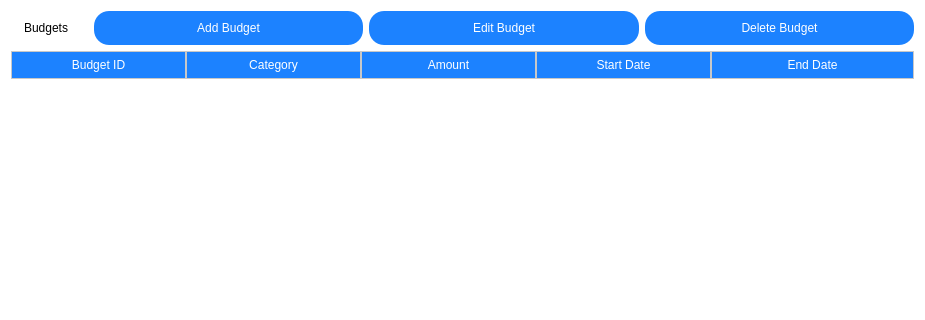
Old version of the form frontend/ReceiptVault/BudgetsPage.ui in the repository IsaiahIruoha/receiptvault; both pictures show x 0 to 925 and y 0 to 320 of the 925 by 556 pixel window.
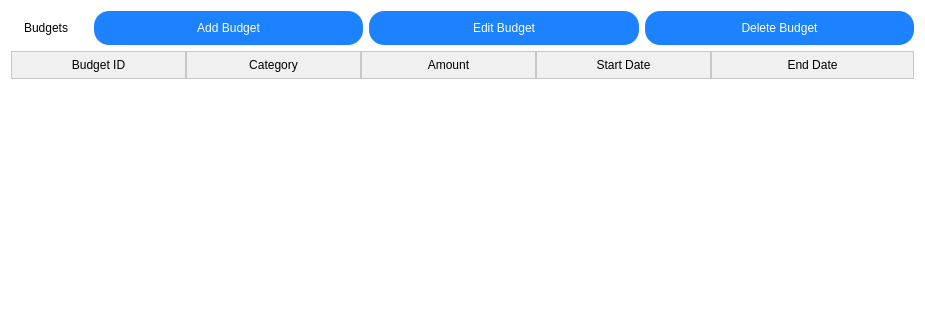
New version of the form. Icons and pictures are not drawn.

Diff of the .ui file:
```diff
--- a/frontend/ReceiptVault/BudgetsPage.ui
+++ b/frontend/ReceiptVault/BudgetsPage.ui
@@ -22,13 +22,34 @@
   <property name="styleSheet">
    <string notr="true">QWidget {
     background-color: white;
-}</string>
+}
+
+QDialog {
+    background-color: white;
+    border-radius: 10px;
+    padding: 10px;
+}
+
+QLabel {
+    font: 14px &quot;Arial&quot;;
+    color: black;
+    padding: 2px 0;
+}
+
+QLineEdit, QComboBox {
+    border: 1px solid rgb(200, 200, 200);
+    border-radius: 5px;
+    padding: 5px;
+    background-color: rgb(245, 245, 245);
+    font: 14px &quot;Arial&quot;;
+}
+</string>
   </property>
   <layout class="QGridLayout" name="gridLayout">
    <item row="1" column="0" colspan="3">
     <widget class="QTableWidget" name="table_Budgets">
      <property name="styleSheet">
-      <string notr="true">QTableWidget{
+      <string notr="true">QTableWidget {
     border-radius: 10px;
     background-color: white;
     gridline-color: rgb(220, 220, 220);
@@ -36,17 +57,48 @@
 }
 
 QHeaderView::section {
-    background-color: rgb(28, 130, 255);
-    color: white;
+    background-color: rgb(240, 240, 240); 
+    color: black; 
     font: bold 14px &quot;Arial&quot;;
     padding: 4px;
     border: 1px solid rgb(200, 200, 200);
 }
 
 QTableWidget::item:selected {
-    background-color: rgb(28, 130, 255);
-    color: white;
+    background-color: rgb(235, 245, 255); 
+    color: black;
 }
+
+QComboBox {
+    border: 1px solid rgb(200, 200, 200); 
+    border-radius: 5px; 
+    padding: 4px 8px;
+    background-color: white; 
+    font: 14px &quot;Arial&quot;; 
+}
+
+QComboBox::drop-down {
+    border: none;
+    subcontrol-origin: padding;
+    subcontrol-position: top right;
+    width: 20px; 
+}
+
+QComboBox::down-arrow {
+    image: url(:/icons/down-arrow.png); 
+    width: 10px;
+    height: 10px;
+}
+
+QComboBox QAbstractItemView {
+    border: 1px solid rgb(200, 200, 200); 
+    border-radius: 5px; 
+    background-color: white;
+    font: 14px &quot;Arial&quot;; 
+    selection-background-color: rgb(220, 220, 220); 
+    selection-color: black;
+}
+
 </string>
      </property>
      <property name="columnCount">
```
Left out of the diff: 3 changed lines with no effect on the pictures.
